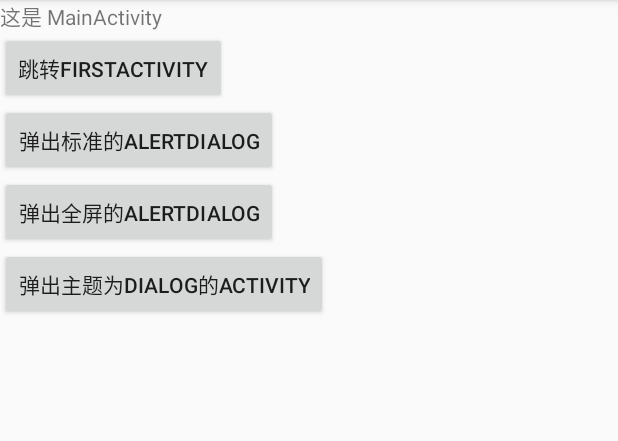
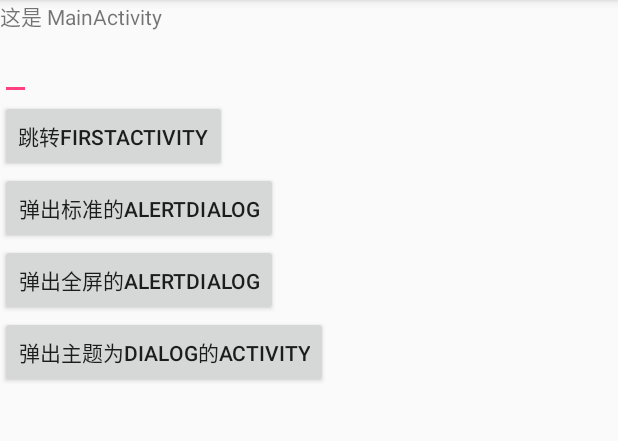
Before and after one commit to ZhangMiao147/ArticleProject, an Android app: the screen it shows after launch (MainActivity), on a phone screen of 412 x 824 dp, the part 84-525 px from its top. Run offline under Robolectric (Android 15) with nearby library versions, the phone set to English and light mode, and no system bars.

Commit message:
数据保存方法的回调

```diff
--- a/activityproject/src/main/AndroidManifest.xml
+++ b/activityproject/src/main/AndroidManifest.xml
@@ -9,7 +9,9 @@
         android:roundIcon="@mipmap/ic_launcher_round"
         android:supportsRtl="true"
         android:theme="@style/AppTheme">
-        <activity android:name=".MainActivity">
+        <activity android:name=".MainActivity"
+
+            >
             <intent-filter>
                 <action android:name="android.intent.action.MAIN" />
 
--- a/activityproject/src/main/res/layout/activity_main.xml
+++ b/activityproject/src/main/res/layout/activity_main.xml
@@ -8,6 +8,10 @@
         android:layout_width="wrap_content"
         android:layout_height="wrap_content"
         android:text="这是 MainActivity" />
+
+    <EditText
+        android:layout_width="wrap_content"
+        android:layout_height="wrap_content" />
 
     <Button
         android:id="@+id/goto_first_activity"
```
Also changed, not shown: activityproject/src/main/java/com/zhangmiao/activityproject/MainActivity.java (+22 -2 lines).
